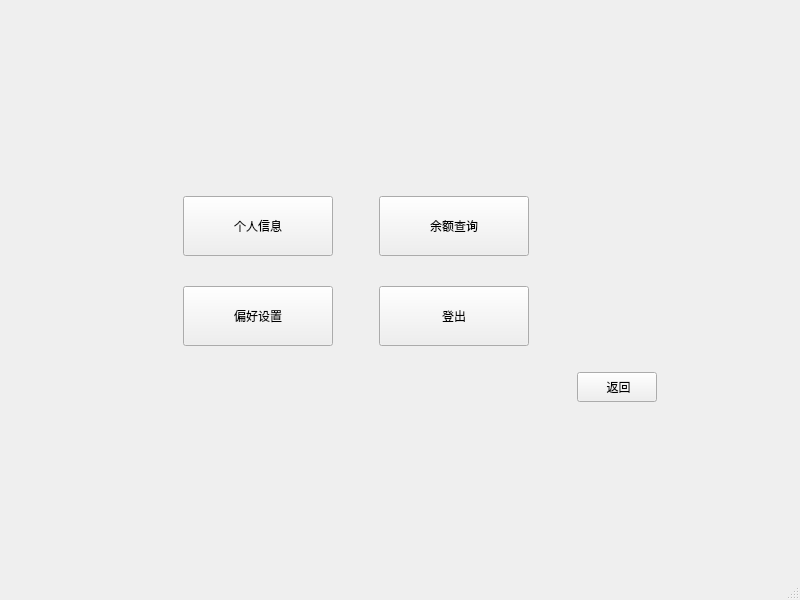
CarlosDJY/QtBasedGroupWork, file mainCode/accountcontroladmin.ui: the form before one commit.
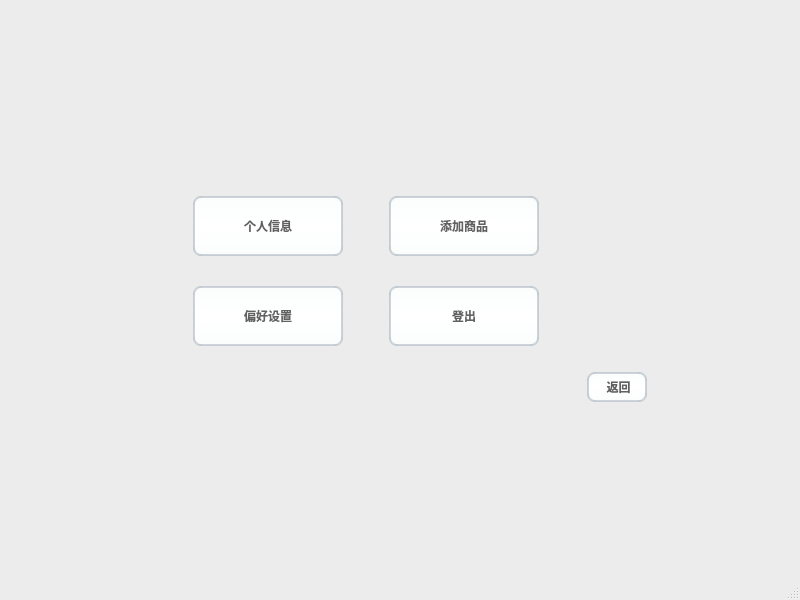
The form after the commit. Icons and pictures are not drawn.

```diff
--- a/mainCode/accountcontroladmin.ui
+++ b/mainCode/accountcontroladmin.ui
@@ -13,6 +13,443 @@
   <property name="windowTitle">
    <string>MainWindow</string>
   </property>
+  <property name="styleSheet">
+   <string notr="true">/*
+ * MacOS Style Sheet for QT Applications
+ * Author: Jaime A. Quiroga P.
+ * Company: GTRONICK
+ * Last updated: 25/12/2020, 23:10.
+ * Available at: https://github.com/GTRONICK/QSS/blob/master/MacOS.qss
+ */
+QMainWindow {
+    background-color:#ececec;
+}
+QPushButton, QToolButton, QCommandLinkButton{
+    padding: 0 5px 0 5px;
+    border-style: solid;
+    border-top-color: qlineargradient(spread:pad, x1:0, y1:0, x2:0, y2:1, stop:0 #c1c9cf, stop:1 #d2d8dd);
+    border-right-color: qlineargradient(spread:pad, x1:1, y1:0, x2:0, y2:0, stop:0 #c1c9cf, stop:1 #d2d8dd);
+    border-bottom-color: qlineargradient(spread:pad, x1:0, y1:1, x2:0, y2:0, stop:0 #c1c9cf, stop:1 #d2d8dd);
+    border-left-color: qlineargradient(spread:pad, x1:0, y1:0, x2:1, y2:0, stop:0 #c1c9cf, stop:1 #d2d8dd);
+    border-width: 2px;
+    border-radius: 8px;
+    color: #616161;
+    font-weight: bold;
+    background-color: qlineargradient(spread:pad, x1:0.5, y1:0, x2:0.5, y2:1, stop:0 #fbfdfd, stop:0.5 #ffffff, stop:1 #fbfdfd);
+}
+QPushButton::default, QToolButton::default, QCommandLinkButton::default{
+    border: 2px solid transparent;
+    color: #FFFFFF;
+    background-color: qlineargradient(spread:pad, x1:0.5, y1:0, x2:0.5, y2:1, stop:0 #84afe5, stop:1 #1168e4);
+}
+QPushButton:hover, QToolButton:hover, QCommandLinkButton:hover{
+    color: #3d3d3d;
+}
+QPushButton:pressed, QToolButton:pressed, QCommandLinkButton:pressed{
+    color: #aeaeae;
+    background-color: qlineargradient(spread:pad, x1:0.5, y1:0, x2:0.5, y2:1, stop:0 #ffffff, stop:0.5 #fbfdfd, stop:1 #ffffff);
+}
+QPushButton:disabled, QToolButton:disabled, QCommandLinkButton:disabled{
+    color: #616161;
+    background-color: qlineargradient(spread:pad, x1:0.5, y1:0, x2:0.5, y2:1, stop:0 #dce7eb, stop:0.5 #e0e8eb, stop:1 #dee7ec);
+}
+QLineEdit, QTextEdit, QPlainTextEdit, QSpinBox, QDoubleSpinBox, QTimeEdit, QDateEdit, QDateTimeEdit {
+    border-width: 2px;
+    border-radius: 8px;
+    border-style: solid;
+    border-top-color: qlineargradient(spread:pad, x1:0.5, y1:1, x2:0.5, y2:0, stop:0 #c1c9cf, stop:1 #d2d8dd);
+    border-right-color: qlineargradient(spread:pad, x1:0, y1:0, x2:1, y2:0, stop:0 #c1c9cf, stop:1 #d2d8dd);
+    border-bottom-color: qlineargradient(spread:pad, x1:0.5, y1:0, x2:0.5, y2:1, stop:0 #c1c9cf, stop:1 #d2d8dd);
+    border-left-color: qlineargradient(spread:pad, x1:1, y1:0, x2:0, y2:0, stop:0 #c1c9cf, stop:1 #d2d8dd);
+    background-color: #f4f4f4;
+    color: #3d3d3d;
+}
+QLineEdit:focus, QTextEdit:focus, QPlainTextEdit:focus, QSpinBox:focus, QDoubleSpinBox:focus, QTimeEdit:focus, QDateEdit:focus, QDateTimeEdit:focus {
+    border-width: 2px;
+    border-radius: 8px;
+    border-style: solid;
+    border-top-color: qlineargradient(spread:pad, x1:0.5, y1:1, x2:0.5, y2:0, stop:0 #85b7e3, stop:1 #9ec1db);
+    border-right-color: qlineargradient(spread:pad, x1:0, y1:0, x2:1, y2:0, stop:0 #85b7e3, stop:1 #9ec1db);
+    border-bottom-color: qlineargradient(spread:pad, x1:0.5, y1:0, x2:0.5, y2:1, stop:0 #85b7e3, stop:1 #9ec1db);
+    border-left-color: qlineargradient(spread:pad, x1:1, y1:0, x2:0, y2:0, stop:0 #85b7e3, stop:1 #9ec1db);
+    background-color: #f4f4f4;
+    color: #3d3d3d;
+}
+QLineEdit:disabled, QTextEdit:disabled, QPlainTextEdit:disabled, QSpinBox:disabled, QDoubleSpinBox:disabled, QTimeEdit:disabled, QDateEdit:disabled, QDateTimeEdit:disabled {
+    color: #b9b9b9;
+}
+QSpinBox::up-button, QDoubleSpinBox::up-button, QTimeEdit::up-button, QDateEdit::up-button, QDateTimeEdit::up-button {
+    subcontrol-origin: padding;
+    subcontrol-position: top right;
+    width: 15px;
+    color: #272727;
+    border-left-width: 1px;
+    border-left-color: darkgray;
+    border-left-style: solid;
+    border-top-right-radius: 3px;
+    padding: 3px;
+}
+QSpinBox::down-button, QDoubleSpinBox::down-button, QTimeEdit::down-button, QDateEdit::down-button, QDateTimeEdit::down-button {
+    subcontrol-origin: padding;
+    subcontrol-position: bottom right;
+    width: 15px;
+    color: #272727;
+    border-left-width: 1px;
+    border-left-color: darkgray;
+    border-left-style: solid;
+    border-bottom-right-radius: 3px;
+    padding: 3px;
+}
+QSpinBox::up-button:pressed, QDoubleSpinBox::up-button:pressed, QTimeEdit::up-button:pressed, QDateEdit::up-button:pressed, QDateTimeEdit::up-button:pressed {
+    color: #aeaeae;
+    background-color: qlineargradient(spread:pad, x1:0.5, y1:0, x2:0.5, y2:1, stop:0 #ffffff, stop:0.5 #fbfdfd, stop:1 #ffffff);
+}
+QSpinBox::down-button:pressed, QDoubleSpinBox::down-button:pressed, QTimeEdit::down-button:pressed, QDateEdit::down-button:pressed, QDateTimeEdit::down-button:pressed {
+    color: #aeaeae;
+    background-color: qlineargradient(spread:pad, x1:0.5, y1:0, x2:0.5, y2:1, stop:0 #ffffff, stop:0.5 #fbfdfd, stop:1 #ffffff);
+}
+QSpinBox::up-button:hover, QDoubleSpinBox::up-button:hover, QTimeEdit::up-button:hover, QDateEdit::up-button:hover, QDateTimeEdit::up-button:hover {
+    color: #FFFFFF;
+    border-top-right-radius: 5px;
+    background-color: qlineargradient(spread:pad, x1:0.5, y1:0, x2:0.5, y2:1, stop:0 #84afe5, stop:1 #1168e4);
+    
+}
+QSpinBox::down-button:hover, QDoubleSpinBox::down-button:hover, QTimeEdit::down-button:hover, QDateEdit::down-button:hover, QDateTimeEdit::down-button:hover {
+    color: #FFFFFF;
+    border-bottom-right-radius: 5px;
+    background-color: qlineargradient(spread:pad, x1:0.5, y1:0, x2:0.5, y2:1, stop:0 #84afe5, stop:1 #1168e4);
+}
+QSpinBox::up-arrow, QDoubleSpinBox::up-arrow, QTimeEdit::up-arrow, QDateEdit::up-arrow, QDateTimeEdit::up-arrow {
+    image: url(/usr/share/icons/Adwaita/16x16/actions/go-up-symbolic.symbolic.png);
+}
+QSpinBox::down-arrow, QDoubleSpinBox::down-arrow, QTimeEdit::down-arrow, QDateEdit::down-arrow, QDateTimeEdit::down-arrow {
+    image: url(/usr/share/icons/Adwaita/16x16/actions/go-down-symbolic.symbolic.png);
+}
+QProgressBar {
+    max-height: 8px;
+    text-align: center;
+    font: italic bold 11px;
+    color: #3d3d3d;
+    border: 1px solid transparent;
+    border-radius:4px;
+    background-color: qlineargradient(spread:pad, x1:0, y1:0, x2:0, y2:1, stop:0 #ddd5d5, stop:0.5 #dad3d3, stop:1 #ddd5d5);
+}
+QProgressBar::chunk {
+    background-color: qlineargradient(spread:pad, x1:0, y1:0, x2:0, y2:1, stop:0 #467dd1, stop:0.5 #3b88fc, stop:1 #467dd1);
+    border-radius: 4px;
+}
+QProgressBar:disabled {
+    color: #616161;
+}
+QProgressBar::chunk:disabled {
+    background-color: #aeaeae;
+}
+QSlider::groove {
+    border: 1px solid #bbbbbb;
+    background-color: #52595d;
+    border-radius: 4px;
+}
+QSlider::groove:horizontal {
+    height: 6px;
+}
+QSlider::groove:vertical {
+    width: 6px;
+}
+QSlider::handle:horizontal {
+    background: #ffffff;
+    border-style: solid;
+    border-width: 1px;
+    border-color: rgb(207,207,207);
+    width: 12px;
+    margin: -5px 0;
+    border-radius: 7px;
+}
+QSlider::handle:vertical {
+    background: #ffffff;
+    border-style: solid;
+    border-width: 1px;
+    border-color: rgb(207,207,207);
+    height: 12px;
+    margin: 0 -5px;
+    border-radius: 7px;
+}
+QSlider::add-page, QSlider::sub-page {
+    border: 1px transparent;
+    background-color: #52595d;
+    border-radius: 4px;
+}
+QSlider::add-page:horizontal {
+    background: qlineargradient(spread:pad, x1:0, y1:0, x2:0, y2:1, stop:0 #ddd5d5, stop:0.5 #dad3d3, stop:1 #ddd5d5);
+}
+QSlider::sub-page:horizontal {
+    background-color: qlineargradient(spread:pad, x1:0, y1:0, x2:1, y2:0, stop:0 #467dd1, stop:0.5 #3b88fc, stop:1 #467dd1);
+}
+QSlider::add-page:vertical {
+    background-color: qlineargradient(spread:pad, x1:0, y1:0, x2:0, y2:1, stop:0 #467dd1, stop:0.5 #3b88fc, stop:1 #467dd1);
+}
+QSlider::sub-page:vertical {
+    background: qlineargradient(spread:pad, x1:0, y1:0, x2:1, y2:0, stop:0 #ddd5d5, stop:0.5 #dad3d3, stop:1 #ddd5d5);
+}
+QSlider::add-page:horizontal:disabled, QSlider::sub-page:horizontal:disabled, QSlider::add-page:vertical:disabled, QSlider::sub-page:vertical:disabled {
+    background: #b9b9b9;
+}
+QComboBox, QFontComboBox {
+    border-width: 2px;
+    border-radius: 8px;
+    border-style: solid;
+    border-top-color: qlineargradient(spread:pad, x1:0.5, y1:1, x2:0.5, y2:0, stop:0 #c1c9cf, stop:1 #d2d8dd);
+    border-right-color: qlineargradient(spread:pad, x1:0, y1:0, x2:1, y2:0, stop:0 #c1c9cf, stop:1 #d2d8dd);
+    border-bottom-color: qlineargradient(spread:pad, x1:0.5, y1:0, x2:0.5, y2:1, stop:0 #c1c9cf, stop:1 #d2d8dd);
+    border-left-color: qlineargradient(spread:pad, x1:1, y1:0, x2:0, y2:0, stop:0 #c1c9cf, stop:1 #d2d8dd);
+    background-color: #f4f4f4;
+    color: #272727;
+    padding-left: 5px;
+}
+QComboBox:editable, QComboBox:!editable, QComboBox::drop-down:editable, QComboBox:!editable:on, QComboBox::drop-down:editable:on {
+    background: #ffffff;
+}
+QComboBox::drop-down {
+    subcontrol-origin: padding;
+    subcontrol-position: top right;
+    width: 15px;
+    color: #272727;
+    border-left-width: 1px;
+    border-left-color: darkgray;
+    border-left-style: solid;
+    border-top-right-radius: 3px;
+    border-bottom-right-radius: 3px;
+}
+QComboBox::down-arrow {
+    image: url(/usr/share/icons/Adwaita/16x16/actions/go-down-symbolic.symbolic.png); /*Adawaita icon thene*/
+}
+
+QComboBox::down-arrow:on {
+    top: 1px;
+    left: 1px;
+}
+QComboBox QAbstractItemView {
+    border: 1px solid darkgray;
+    border-radius: 8px;
+    selection-background-color: #dadada;
+    selection-color: #272727;
+    color: #272727;
+    background: white;
+}
+QLabel, QCheckBox, QRadioButton {
+    color: #272727;
+}
+QCheckBox {
+    padding: 2px;
+}
+QCheckBox:disabled, QRadioButton:disabled {
+    color: #808086;
+    padding: 2px;
+}
+
+QCheckBox:hover {
+    border-radius:4px;
+    border-style:solid;
+    padding-left: 1px;
+    padding-right: 1px;
+    padding-bottom: 1px;
+    padding-top: 1px;
+    border-width:1px;
+    border-color: transparent;
+}
+QCheckBox::indicator:checked {
+    image: url(/usr/share/icons/Adwaita/16x16/actions/object-select-symbolic.symbolic.png);
+    height: 15px;
+    width: 15px;
+    border-style:solid;
+    border-width: 1px;
+    border-color: #48a5fd;
+    color: #ffffff;
+    border-radius: 3px;
+    background-color: qlineargradient(spread:pad, x1:0, y1:0, x2:0, y2:1, stop:0 #48a5fd, stop:0.5 #329cfb, stop:1 #48a5fd);
+}
+QCheckBox::indicator:unchecked {
+    
+    height: 15px;
+    width: 15px;
+    border-style:solid;
+    border-width: 1px;
+    border-color: #48a5fd;
+    border-radius: 3px;
+    background-color: #fbfdfa;
+}
+QLCDNumber {
+    color: #616161;;
+}
+QMenuBar {
+    background-color: #ececec;
+}
+QMenuBar::item {
+    color: #616161;
+    spacing: 3px;
+    padding: 1px 4px;
+    background-color: #ececec;
+}
+
+QMenuBar::item:selected {
+    background-color: #dadada;
+    color: #3d3d3d;
+}
+QMenu {
+    background-color: #ececec;
+}
+QMenu::item:selected {
+    background-color: #dadada;
+    color: #3d3d3d;
+}
+QMenu::item {
+    color: #616161;;
+    background-color: #e0e0e0;
+}
+QTabWidget {
+    color:rgb(0,0,0);
+    background-color:#000000;
+}
+QTabWidget::pane {
+    border-color: #050a0e;
+    background-color: #e0e0e0;
+    border-width: 1px;
+    border-radius: 4px;
+    position: absolute;
+    top: -0.5em;
+    padding-top: 0.5em;
+}
+
+QTabWidget::tab-bar {
+    alignment: center;
+}
+
+QTabBar::tab {
+    border-bottom: 1px solid #c0c0c0;
+    padding: 3px;
+    color: #272727;
+    background-color: #fefefc;
+    margin-left:0px;
+}
+QTabBar::tab:!last {
+    border-right: 1px solid;
+    border-right-color: #c0c0c0;
+    border-bottom-color: #c0c0c0;
+}
+QTabBar::tab:first {
+    border-top-left-radius: 4px;
+    border-bottom-left-radius: 4px;
+}
+QTabBar::tab:last {
+    border-top-right-radius: 4px;
+    border-bottom-right-radius: 4px;
+}
+QTabBar::tab:selected, QTabBar::tab:last:selected, QTabBar::tab:hover {
+    color: #FFFFFF;
+    background-color: qlineargradient(spread:pad, x1:0.5, y1:0, x2:0.5, y2:1, stop:0 #84afe5, stop:1 #1168e4);
+}
+QRadioButton::indicator {
+    height: 14px;
+    width: 14px;
+    border-style:solid;
+    border-radius:7px;
+    border-width: 1px;
+}
+QRadioButton::indicator:checked {
+    border-color: #48a5fd;
+    background-color: qradialgradient(cx:0.5, cy:0.5, radius:0.4,fx:0.5, fy:0.5, stop:0 #ffffff, stop:0.5 #ffffff, stop:0.6 #48a5fd, stop:1 #48a5fd);
+}
+QRadioButton::indicator:!checked {
+    border-color: #a9b7c6;
+    background-color: #fbfdfa;
+}
+QStatusBar {
+    color:#027f7f;
+}
+
+QDial {
+    background: #16a085;
+}
+
+QToolBox {
+    color: #a9b7c6;
+    background-color: #222b2e;
+}
+QToolBox::tab {
+    color: #a9b7c6;
+    background-color:#222b2e;
+}
+QToolBox::tab:selected {
+    color: #FFFFFF;
+    background-color:#222b2e;
+}
+QScrollArea {
+    color: #FFFFFF;
+    background-color:#222b2e;
+}
+
+QScrollBar:horizontal {
+	max-height: 10px;
+	border: 1px transparent grey;
+	margin: 0px 20px 0px 20px;
+	background: transparent;
+}
+QScrollBar:vertical {
+	max-width: 10px;
+	border: 1px transparent grey;
+	margin: 20px 0px 20px 0px;
+	background: transparent;
+}
+QScrollBar::handle:vertical, QScrollBar::handle:horizontal {
+	background: #52595d;
+	border-style: transparent;
+	border-radius: 4px;
+	min-height: 25px;
+}
+QScrollBar::handle:horizontal:hover, QScrollBar::handle:vertical:hover {
+	background: qlineargradient(spread:pad, x1:0, y1:0, x2:1, y2:0, stop:0 #467dd1, stop:0.5 #3b88fc, stop:1 #467dd1);
+}
+QScrollBar::add-line, QScrollBar::sub-line {
+    border: 2px transparent grey;
+    border-radius: 4px;
+    subcontrol-origin: margin;
+    background: #b9b9b9;
+}
+QScrollBar::add-line:horizontal {
+    width: 20px;
+    subcontrol-position: right;
+}
+QScrollBar::add-line:vertical {
+    height: 20px;
+    subcontrol-position: bottom;
+}
+QScrollBar::sub-line:horizontal {
+    width: 20px;
+    subcontrol-position: left;
+}
+QScrollBar::sub-line:vertical {
+    height: 20px;
+    subcontrol-position: top;
+}
+QScrollBar::add-line:vertical:pressed, QScrollBar::add-line:horizontal:pressed, QScrollBar::sub-line:horizontal:pressed, QScrollBar::sub-line:vertical:pressed {
+    background: qlineargradient(spread:pad, x1:0, y1:0, x2:1, y2:0, stop:0 #467dd1, stop:0.5 #3b88fc, stop:1 #467dd1);
+}
+QScrollBar::add-page:horizontal, QScrollBar::sub-page:horizontal, QScrollBar::add-page:vertical, QScrollBar::sub-page:vertical {
+    background: none;
+}
+QScrollBar::up-arrow:vertical {
+    image: url(/usr/share/icons/Adwaita/16x16/actions/go-up-symbolic.symbolic.png);
+}
+QScrollBar::down-arrow:vertical {
+    image: url(/usr/share/icons/Adwaita/16x16/actions/go-down-symbolic.symbolic.png);
+}
+QScrollBar::left-arrow:horizontal {
+    image: url(/usr/share/icons/Adwaita/16x16/actions/go-previous-symbolic.symbolic.png);
+}
+QScrollBar::right-arrow:horizontal {
+    image: url(/usr/share/icons/Adwaita/16x16/actions/go-next-symbolic.symbolic.png);
+}
+</string>
+  </property>
   <widget class="QWidget" name="centralwidget">
    <layout class="QVBoxLayout" name="verticalLayout">
     <item>
@@ -128,7 +565,7 @@
              </size>
             </property>
             <property name="text">
-             <string>余额查询</string>
+             <string>添加商品</string>
             </property>
            </widget>
           </item>
```
Left out of the diff: 4 changed lines with no effect on the pictures.
